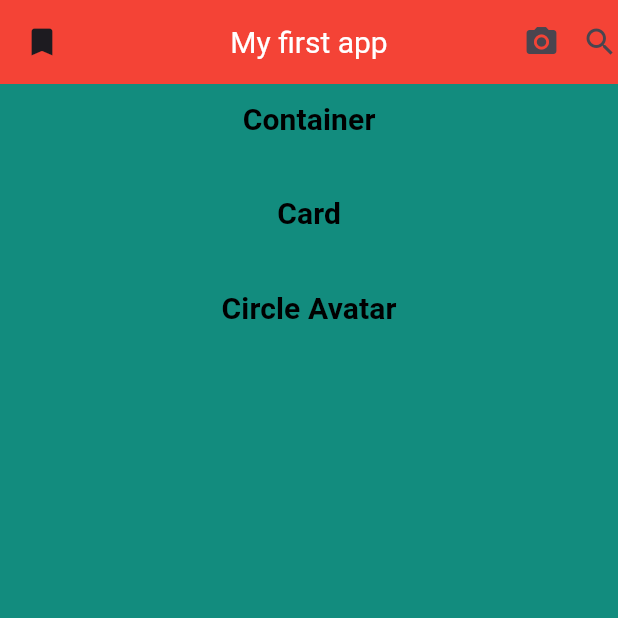
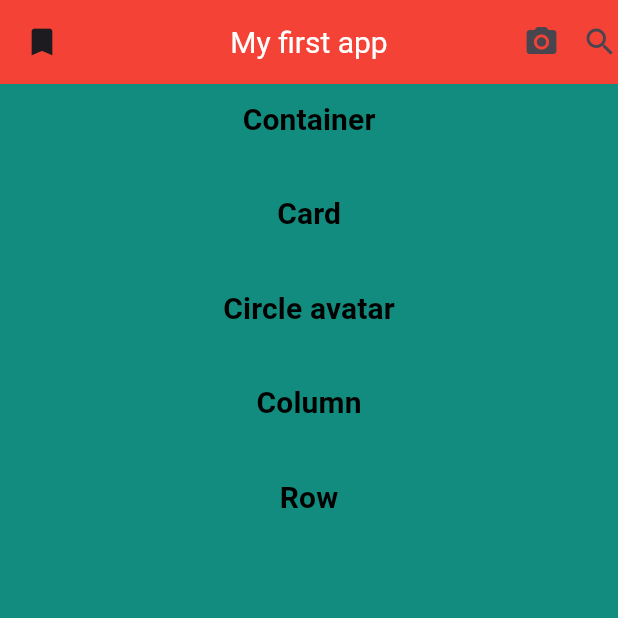
Before and after one commit to shihabLuminar/flutter_june_2025_widgets, a Flutter app: the screen it shows after launch, on a phone screen of 412 x 824 dp, the top half of it. Run offline on Flutter 3.47's test engine with Material 3 defaults, Android fonts, the phone set to English and light mode, and no system bars.

Commit message:
COLUMN AND ROW

```diff
--- a/lib/home_screen.dart
+++ b/lib/home_screen.dart
@@ -1,7 +1,9 @@
 import 'package:flutter/material.dart';
 import 'package:flutter_application_1/card_sample_screen.dart';
 import 'package:flutter_application_1/circleavatar_sample.dart';
+import 'package:flutter_application_1/column_screen.dart';
 import 'package:flutter_application_1/container_sample_screen.dart';
+import 'package:flutter_application_1/row_screen.dart';
 
 class HomeScreen extends StatelessWidget {
   const HomeScreen({super.key});
@@ -26,61 +28,49 @@ class HomeScreen extends StatelessWidget {
         child: Column(
           spacing: 15,
           children: [
-            TextButton(
+            _customTextButton(
+              context,
+              title: "Container",
+              screen: ContainerSampleScreen(),
+            ),
+            _customTextButton(
+              context,
+              title: "Card",
+              screen: CardSampleScreen(),
+            ),
+            _customTextButton(
+              context,
+              title: "Circle avatar",
+              screen: CircleavatarSample(),
+            ),
+            _customTextButton(context, title: "Column", screen: ColumnScreen()),
+            _customTextButton(context, title: "Row", screen: RowScreen()),
+          ],
+        ),
+      ),
+    );
+  }
+
+  TextButton _customTextButton(
+    BuildContext context, {
+    required String title,
+    required Widget screen,
+  }) {
+    return TextButton(
       onPressed: () {
         Navigator.push(
           context,
-                  MaterialPageRoute(
-                    builder: (context) => ContainerSampleScreen(),
-                  ),
+          MaterialPageRoute(builder: (context) => screen),
         );
       },
       child: Text(
-                "Container",
+        title,
         style: TextStyle(
           color: Colors.black,
           fontWeight: FontWeight.bold,
           fontSize: 20,
         ),
       ),
-            ),
-
-            TextButton(
-              onPressed: () {
-                Navigator.push(
-                  context,
-                  MaterialPageRoute(builder: (context) => CardSampleScreen()),
-                );
-              },
-              child: Text(
-                "Card",
-                style: TextStyle(
-                  color: Colors.black,
-                  fontWeight: FontWeight.bold,
-                  fontSize: 20,
-                ),
-              ),
-            ),
-
-            TextButton(
-              onPressed: () {
-                Navigator.push(
-                  context,
-                  MaterialPageRoute(builder: (context) => CircleavatarSample()),
-                );
-              },
-              child: Text(
-                "Circle Avatar",
-                style: TextStyle(
-                  color: Colors.black,
-                  fontWeight: FontWeight.bold,
-                  fontSize: 20,
-                ),
-              ),
-            ),
-          ],
-        ),
-      ),
     );
   }
 }
```
Also changed, not shown: lib/column_screen.dart (added, +38 -0 lines), lib/row_screen.dart (added, +42 -0 lines). Lines whose indentation alone changed are shown as unchanged.
